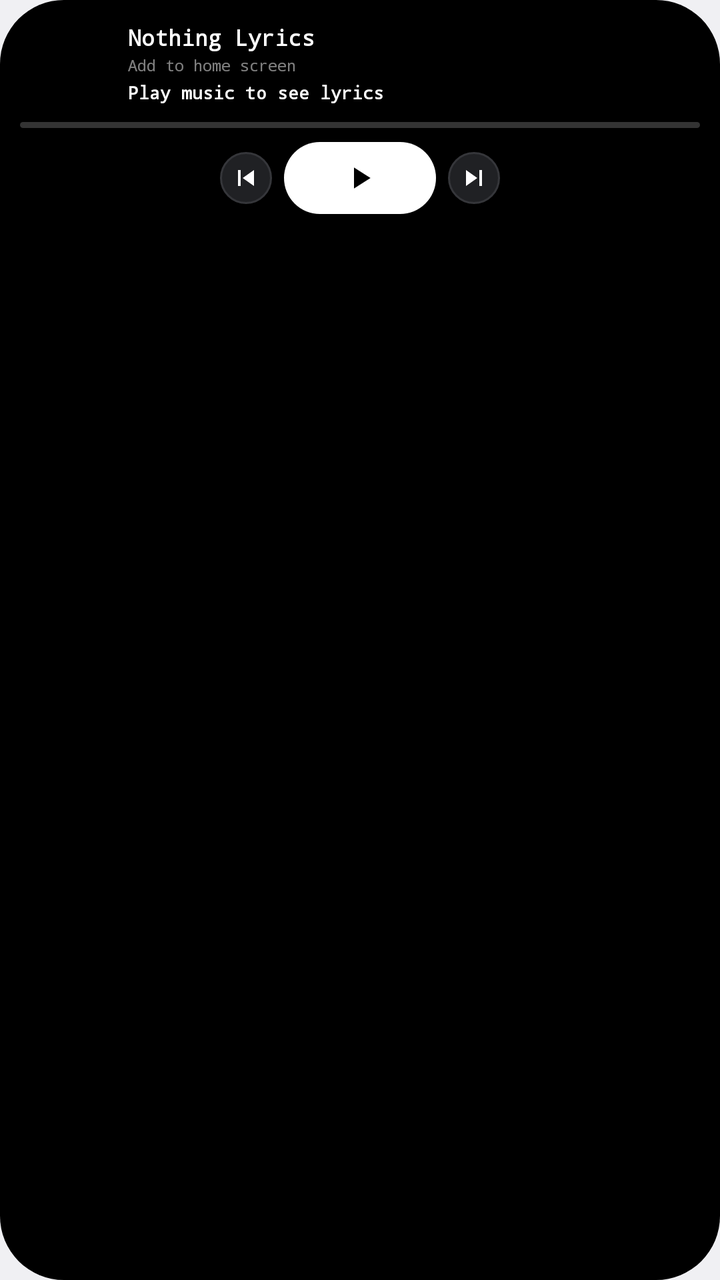
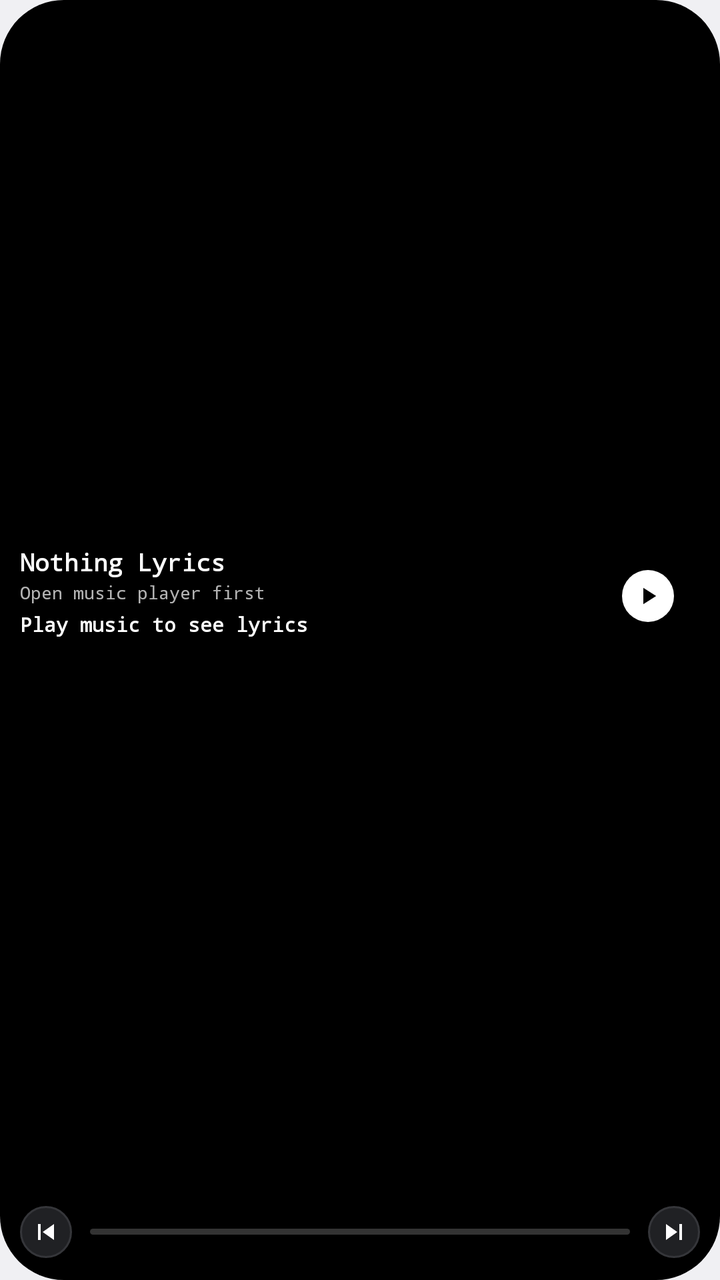

Screens rendered from an Android XML layout before and after an edit, with the pre-edit source and the edit as a unified diff.
<!-- AndroidManifest.xml: application theme android:Theme.DeviceDefault.Light.NoActionBar -->
<!-- res/layout/widget_player_compact.xml -->
<?xml version="1.0" encoding="utf-8"?>
<LinearLayout xmlns:android="http://schemas.android.com/apk/res/android"
    android:layout_width="match_parent"
    android:layout_height="match_parent"
    android:orientation="vertical"
    android:background="@drawable/widget_background"
    android:padding="10dp">

    <LinearLayout
        android:layout_width="match_parent"
        android:layout_height="wrap_content"
        android:orientation="horizontal"
        android:gravity="center_vertical">

        <ImageView
            android:id="@+id/widget_player_disc"
            android:layout_width="44dp"
            android:layout_height="44dp"
            android:contentDescription="Album art"
            android:scaleType="fitXY" />

        <LinearLayout
            android:layout_width="0dp"
            android:layout_height="wrap_content"
            android:layout_weight="1"
            android:orientation="vertical"
            android:layout_marginStart="10dp">

            <TextView
                android:id="@+id/widget_title"
                android:layout_width="match_parent"
                android:layout_height="wrap_content"
                android:ellipsize="end"
                android:fontFamily="monospace"
                android:singleLine="true"
                android:text="Nothing Lyrics"
                android:textColor="#FFFFFF"
                android:textSize="11sp"
                android:textStyle="bold" />

            <TextView
                android:id="@+id/widget_artist"
                android:layout_width="match_parent"
                android:layout_height="wrap_content"
                android:ellipsize="end"
                android:fontFamily="monospace"
                android:singleLine="true"
                android:text="Add to home screen"
                android:textColor="#80FFFFFF"
                android:textSize="8sp"
                android:layout_marginTop="1dp" />

            <TextView
                android:id="@+id/widget_lyric_line1"
                android:layout_width="match_parent"
                android:layout_height="wrap_content"
                android:ellipsize="end"
                android:fontFamily="monospace"
                android:singleLine="true"
                android:text="Play music to see lyrics"
                android:textColor="#FFFFFF"
                android:textSize="9sp"
                android:textStyle="bold"
                android:layout_marginTop="2dp" />
        </LinearLayout>
    </LinearLayout>

    <ProgressBar
        android:id="@+id/widget_player_progress"
        style="@android:style/Widget.ProgressBar.Horizontal"
        android:layout_width="match_parent"
        android:layout_height="3dp"
        android:layout_marginTop="7dp"
        android:indeterminate="false"
        android:max="10000"
        android:progress="0"
        android:progressDrawable="@drawable/widget_progress" />

    <LinearLayout
        android:layout_width="match_parent"
        android:layout_height="wrap_content"
        android:orientation="horizontal"
        android:gravity="center"
        android:paddingTop="7dp">

        <ImageButton
            android:id="@+id/widget_player_prev"
            android:layout_width="26dp"
            android:layout_height="26dp"
            android:background="@drawable/widget_button_background"
            android:contentDescription="Previous"
            android:padding="5dp"
            android:scaleType="centerInside"
            android:src="@drawable/ic_widget_prev" />

        <ImageButton
            android:id="@+id/widget_player_play_pause"
            android:layout_width="76dp"
            android:layout_height="36dp"
            android:layout_marginStart="6dp"
            android:layout_marginEnd="6dp"
            android:background="@drawable/widget_button_primary"
            android:contentDescription="Play or pause"
            android:padding="9dp"
            android:scaleType="centerInside"
            android:src="@drawable/ic_widget_play" />

        <ImageButton
            android:id="@+id/widget_player_next"
            android:layout_width="26dp"
            android:layout_height="26dp"
            android:background="@drawable/widget_button_background"
            android:contentDescription="Next"
            android:padding="5dp"
            android:scaleType="centerInside"
            android:src="@drawable/ic_widget_next" />
    </LinearLayout>

</LinearLayout>
<!-- resources referenced by this layout -->
<resources>
  <!-- drawable ic_widget_next (drawable) -->
  <?xml version="1.0" encoding="utf-8"?>
  <vector xmlns:android="http://schemas.android.com/apk/res/android"
      android:width="24dp"
      android:height="24dp"
      android:viewportWidth="24"
      android:viewportHeight="24">
      <path
          android:fillColor="#FFFFFFFF"
          android:pathData="M6,18l8.5,-6L6,6v12zM16,6v12h2L18,6h-2z" />
  </vector>
  <!-- drawable ic_widget_play (drawable) -->
  <?xml version="1.0" encoding="utf-8"?>
  <vector xmlns:android="http://schemas.android.com/apk/res/android"
      android:width="24dp"
      android:height="24dp"
      android:viewportWidth="24"
      android:viewportHeight="24">
      <path
          android:fillColor="#FF000000"
          android:pathData="M8,5v14l11,-7z" />
  </vector>
  <!-- drawable ic_widget_prev (drawable) -->
  <?xml version="1.0" encoding="utf-8"?>
  <vector xmlns:android="http://schemas.android.com/apk/res/android"
      android:width="24dp"
      android:height="24dp"
      android:viewportWidth="24"
      android:viewportHeight="24">
      <path
          android:fillColor="#FFFFFFFF"
          android:pathData="M6,6h2v12L6,18L6,6zM9.5,12l8.5,6L18,6l-8.5,6z" />
  </vector>
  <!-- drawable widget_background (drawable) -->
  <?xml version="1.0" encoding="utf-8"?>
  <shape xmlns:android="http://schemas.android.com/apk/res/android"
      android:shape="rectangle">
      
      <solid android:color="#FF000000" />
      <corners android:radius="32dp" />
  </shape>
  <!-- drawable widget_button_background (drawable) -->
  <?xml version="1.0" encoding="utf-8"?>
  <shape xmlns:android="http://schemas.android.com/apk/res/android"
      android:shape="oval">
      <solid android:color="#FF202124" />
      <stroke
          android:width="1dp"
          android:color="#FF35363A" />
  </shape>
  <!-- drawable widget_button_primary (drawable) -->
  <?xml version="1.0" encoding="utf-8"?>
  <shape xmlns:android="http://schemas.android.com/apk/res/android"
      android:shape="rectangle">
      <solid android:color="#FFFFFFFF" />
      <corners android:radius="25dp" />
  </shape>
  <!-- drawable widget_progress (drawable) -->
  <?xml version="1.0" encoding="utf-8"?>
  <layer-list xmlns:android="http://schemas.android.com/apk/res/android">
      <item android:id="@android:id/background">
          <shape android:shape="rectangle">
              <solid android:color="#33FFFFFF" />
              <corners android:radius="2dp" />
          </shape>
      </item>
      <item android:id="@android:id/progress">
          <clip>
              <shape android:shape="rectangle">
                  <solid android:color="#FFFFFFFF" />
                  <corners android:radius="2dp" />
              </shape>
          </clip>
      </item>
  </layer-list>
</resources>

<!-- the commit's change to res/layout/widget_player_compact.xml (unified diff, before → after) -->
@@ -1,87 +1,90 @@
 <?xml version="1.0" encoding="utf-8"?>
-<LinearLayout xmlns:android="http://schemas.android.com/apk/res/android"
+<FrameLayout xmlns:android="http://schemas.android.com/apk/res/android"
+    android:id="@+id/widget_player_root"
     android:layout_width="match_parent"
     android:layout_height="match_parent"
-    android:orientation="vertical"
     android:background="@drawable/widget_background"
     android:padding="10dp">
 
     <LinearLayout
         android:layout_width="match_parent"
         android:layout_height="wrap_content"
-        android:orientation="horizontal"
-        android:gravity="center_vertical">
+        android:layout_gravity="start|center_vertical"
+        android:layout_marginEnd="64dp"
+        android:layout_marginBottom="24dp"
+        android:orientation="vertical">
+
+        <TextView
+            android:id="@+id/widget_title"
+            android:layout_width="match_parent"
+            android:layout_height="wrap_content"
+            android:ellipsize="end"
+            android:fontFamily="monospace"
+            android:singleLine="true"
+            android:text="Nothing Lyrics"
+            android:textColor="#FFFFFFFF"
+            android:textSize="12sp"
+            android:textStyle="bold" />
+
+        <TextView
+            android:id="@+id/widget_artist"
+            android:layout_width="match_parent"
+            android:layout_height="wrap_content"
+            android:layout_marginTop="1dp"
+            android:ellipsize="end"
+            android:fontFamily="monospace"
+            android:singleLine="true"
+            android:text="Open music player first"
+            android:textColor="#B3FFFFFF"
+            android:textSize="9sp" />
+
+        <TextView
+            android:id="@+id/widget_lyric_line1"
+            android:layout_width="match_parent"
+            android:layout_height="wrap_content"
+            android:layout_marginTop="3dp"
+            android:ellipsize="end"
+            android:fontFamily="monospace"
+            android:singleLine="true"
+            android:text="Play music to see lyrics"
+            android:textColor="#FFFFFFFF"
+            android:textSize="10sp"
+            android:textStyle="bold" />
+    </LinearLayout>
+
+    <FrameLayout
+        android:id="@+id/widget_player_disc_button"
+        android:layout_width="52dp"
+        android:layout_height="52dp"
+        android:layout_gravity="end|center_vertical"
+        android:layout_marginBottom="22dp"
+        android:contentDescription="Play or pause">
 
         <ImageView
             android:id="@+id/widget_player_disc"
-            android:layout_width="44dp"
-            android:layout_height="44dp"
-            android:contentDescription="Album art"
+            android:layout_width="match_parent"
+            android:layout_height="match_parent"
+            android:contentDescription="Spinning play or pause disc"
             android:scaleType="fitXY" />
 
-        <LinearLayout
-            android:layout_width="0dp"
-            android:layout_height="wrap_content"
-            android:layout_weight="1"
-            android:orientation="vertical"
-            android:layout_marginStart="10dp">
-
-            <TextView
-                android:id="@+id/widget_title"
-                android:layout_width="match_parent"
-                android:layout_height="wrap_content"
-                android:ellipsize="end"
-                android:fontFamily="monospace"
-                android:singleLine="true"
-                android:text="Nothing Lyrics"
-                android:textColor="#FFFFFF"
-                android:textSize="11sp"
-                android:textStyle="bold" />
-
-            <TextView
-                android:id="@+id/widget_artist"
-                android:layout_width="match_parent"
-                android:layout_height="wrap_content"
-                android:ellipsize="end"
-                android:fontFamily="monospace"
-                android:singleLine="true"
-                android:text="Add to home screen"
-                android:textColor="#80FFFFFF"
-                android:textSize="8sp"
-                android:layout_marginTop="1dp" />
-
-            <TextView
-                android:id="@+id/widget_lyric_line1"
-                android:layout_width="match_parent"
-                android:layout_height="wrap_content"
-                android:ellipsize="end"
-                android:fontFamily="monospace"
-                android:singleLine="true"
-                android:text="Play music to see lyrics"
-                android:textColor="#FFFFFF"
-                android:textSize="9sp"
-                android:textStyle="bold"
-                android:layout_marginTop="2dp" />
-        </LinearLayout>
-    </LinearLayout>
-
-    <ProgressBar
-        android:id="@+id/widget_player_progress"
-        style="@android:style/Widget.ProgressBar.Horizontal"
-        android:layout_width="match_parent"
-        android:layout_height="3dp"
-        android:layout_marginTop="7dp"
-        android:indeterminate="false"
-        android:max="10000"
-        android:progress="0"
-        android:progressDrawable="@drawable/widget_progress" />
+        <ImageView
+            android:id="@+id/widget_player_play_pause"
+            android:layout_width="26dp"
+            android:layout_height="26dp"
+            android:layout_gravity="center"
+            android:background="@drawable/widget_button_primary"
+            android:contentDescription="Play or pause"
+            android:padding="6dp"
+            android:scaleType="centerInside"
+            android:src="@drawable/ic_widget_play" />
+    </FrameLayout>
 
     <LinearLayout
         android:layout_width="match_parent"
-        android:layout_height="wrap_content"
-        android:orientation="horizontal"
-        android:gravity="center"
-        android:paddingTop="7dp">
+        android:layout_height="28dp"
+        android:layout_gravity="bottom"
+        android:gravity="center_vertical"
+        android:orientation="horizontal">
 
         <ImageButton
             android:id="@+id/widget_player_prev"
@@ -93,17 +96,18 @@
             android:scaleType="centerInside"
             android:src="@drawable/ic_widget_prev" />
 
-        <ImageButton
-            android:id="@+id/widget_player_play_pause"
-            android:layout_width="76dp"
-            android:layout_height="36dp"
-            android:layout_marginStart="6dp"
-            android:layout_marginEnd="6dp"
-            android:background="@drawable/widget_button_primary"
-            android:contentDescription="Play or pause"
-            android:padding="9dp"
-            android:scaleType="centerInside"
-            android:src="@drawable/ic_widget_play" />
+        <ProgressBar
+            android:id="@+id/widget_player_progress"
+            style="@android:style/Widget.ProgressBar.Horizontal"
+            android:layout_width="0dp"
+            android:layout_height="3dp"
+            android:layout_marginStart="9dp"
+            android:layout_marginEnd="9dp"
+            android:layout_weight="1"
+            android:indeterminate="false"
+            android:max="10000"
+            android:progress="0"
+            android:progressDrawable="@drawable/widget_progress" />
 
         <ImageButton
             android:id="@+id/widget_player_next"
@@ -116,4 +120,4 @@
             android:src="@drawable/ic_widget_next" />
     </LinearLayout>
 
-</LinearLayout>
+</FrameLayout>
<!-- resource entries referenced after the edit -->
@@ -53,9 +53,8 @@
   <!-- drawable widget_button_primary (drawable) -->
   <?xml version="1.0" encoding="utf-8"?>
   <shape xmlns:android="http://schemas.android.com/apk/res/android"
-      android:shape="rectangle">
+      android:shape="oval">
       <solid android:color="#FFFFFFFF" />
-      <corners android:radius="25dp" />
   </shape>
   <!-- drawable widget_progress (drawable) -->
   <?xml version="1.0" encoding="utf-8"?>
